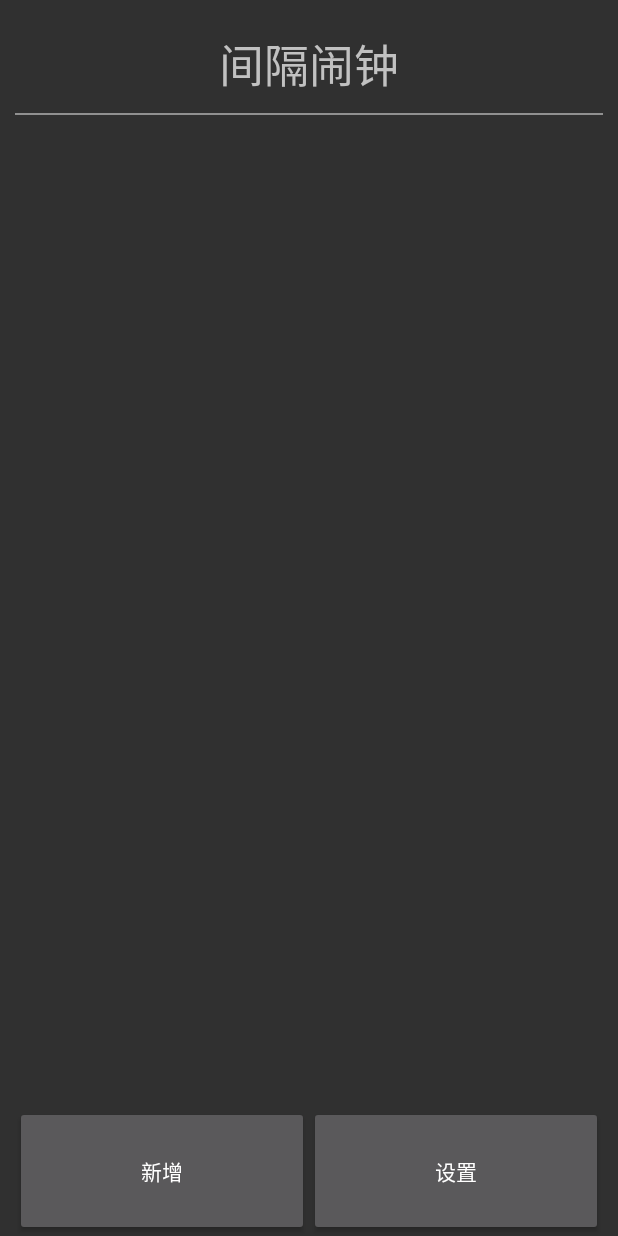
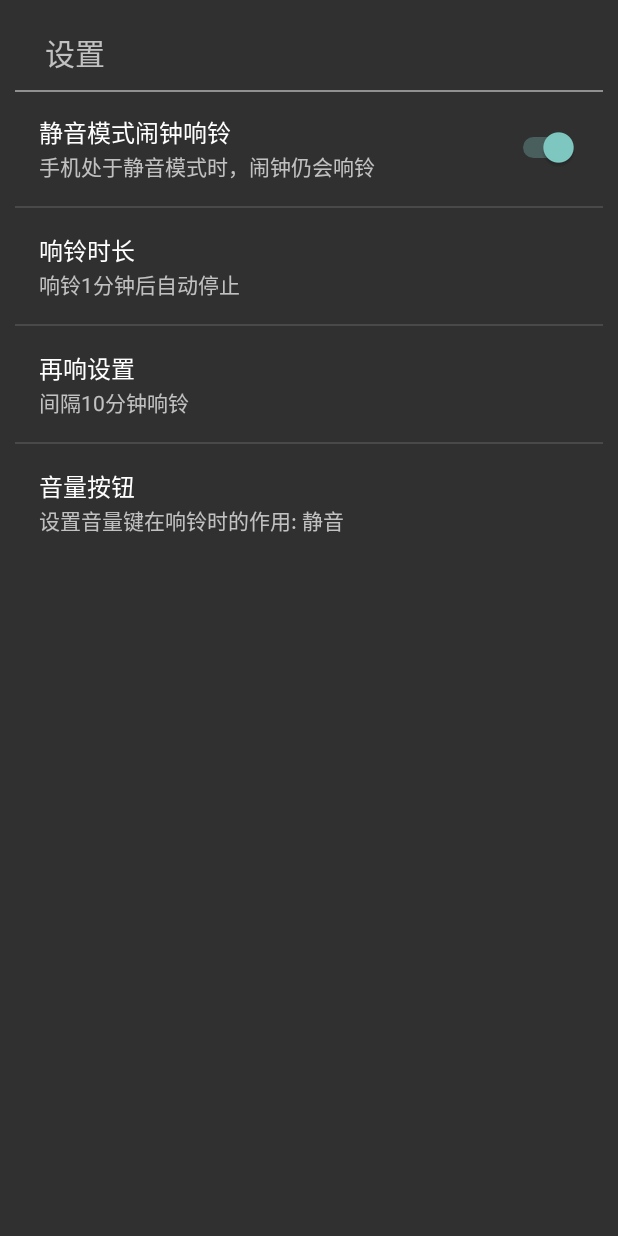
Before and after one commit to chocalote/IntervalAlarmClock, an Android app: the screen it shows after launch (MainActivity before the commit, SettingActivity after it), after a tap on "设置", on a phone screen of 412 x 824 dp. Run offline under Robolectric (Android 15) with nearby library versions, the phone set to English and light mode, and no system bars.

Commit message:
add SettingActivity

```diff
--- a/app/src/main/AndroidManifest.xml
+++ b/app/src/main/AndroidManifest.xml
@@ -1,6 +1,9 @@
 <?xml version="1.0" encoding="utf-8"?>
 <manifest xmlns:android="http://schemas.android.com/apk/res/android"
+          xmlns:tools="http://schemas.android.com/tools"
           package="com.kunxun.intervalalarmclock">
+
+    <!--<uses-permission android:name="android.permission.WRITE_SETTINGS" />-->
 
     <application
         android:allowBackup="true"
@@ -26,6 +29,8 @@
         </activity>
         <activity android:name=".AddEditActivity">
         </activity>
+        <activity android:name=".SettingActivity">
+        </activity>
     </application>
 
 </manifest>
--- a/app/src/main/java/com/kunxun/intervalalarmclock/AddEditActivity.java
+++ b/app/src/main/java/com/kunxun/intervalalarmclock/AddEditActivity.java
@@ -212,5 +212,4 @@ public class AddEditActivity extends Activity {
                 .setNegativeButton(android.R.string.cancel, null)
                 .show();
     }
-
 }
--- a/app/src/main/java/com/kunxun/intervalalarmclock/Alarms.java
+++ b/app/src/main/java/com/kunxun/intervalalarmclock/Alarms.java
@@ -12,6 +12,7 @@ import android.content.SharedPreferences;
 import android.database.Cursor;
 import android.net.Uri;
 import android.os.Parcel;
+import android.provider.Settings;
 import android.util.Log;
 import java.util.Calendar;
 
@@ -364,26 +365,32 @@ public class Alarms {
         assert am != null;
         am.set(AlarmManager.RTC_WAKEUP, atTimeInMillis, sender);
 
-        setStatusBarIcon(context);
+        setStatusBarIcon(context,true);
 
 //        Calendar c = Calendar.getInstance();
 //        c.setTimeInMillis(atTimeInMillis);
 //        String format = android.text.format.DateFormat.is24HourFormat(context) ? "E k:mm" : "E h:mm aa";
 //        String timeString = (String) android.text.format.DateFormat.format(format, c);
-
+//
 //        saveNextAlarm(context, timeString);
     }
 
     private static void disableAlert(Context context) {
+        AlarmManager am = (AlarmManager)context.getSystemService(Context.ALARM_SERVICE);
+        PendingIntent sender = PendingIntent.getBroadcast(context, 0,
+                new Intent(ALARM_ALERT_ACTION),PendingIntent.FLAG_CANCEL_CURRENT);
 
+        am.cancel(sender);
+        setStatusBarIcon(context,false);
+//        saveNextAlarm(context, "");
     }
 
     /**
      * Tells the StatusBar whether the alarm is enabled or disabled
      */
-    private static void setStatusBarIcon(Context context) {
+    private static void setStatusBarIcon(Context context, boolean enabled) {
         Intent alarmChanged = new Intent("android.intent.action.ALARM_CHANGED");
-        alarmChanged.putExtra("alarmSet", true);
+        alarmChanged.putExtra("alarmSet", enabled);
         context.sendBroadcast(alarmChanged);
     }
 
--- a/app/src/main/java/com/kunxun/intervalalarmclock/MainActivity.java
+++ b/app/src/main/java/com/kunxun/intervalalarmclock/MainActivity.java
@@ -4,7 +4,10 @@ import android.app.Activity;
 import android.content.Context;
 import android.content.Intent;
 import android.database.Cursor;
+import android.net.Uri;
+import android.os.Build;
 import android.os.Bundle;
+import android.provider.Settings;
 import android.view.LayoutInflater;
 import android.view.View;
 import android.view.ViewGroup;
@@ -27,6 +30,8 @@ public class MainActivity extends Activity {
     protected void onCreate(Bundle savedInstanceState) {
         super.onCreate(savedInstanceState);
         setContentView(R.layout.activity_main);
+
+
 
         mFactory = LayoutInflater.from(this);
         mCursor = Alarms.getAlarmCursor(getContentResolver());
@@ -62,7 +67,7 @@ public class MainActivity extends Activity {
         btnSetting.setOnClickListener(new View.OnClickListener() {
             @Override
             public void onClick(View view) {
-//                startActivity(new Intent(MainActivity.this, SettingActivity.class));
+                startActivity(new Intent(MainActivity.this, SettingActivity.class));
             }
         });
     }
--- /dev/null
+++ b/app/src/main/java/com/kunxun/intervalalarmclock/SettingActivity.java
@@ -0,0 +1,109 @@
+package com.kunxun.intervalalarmclock;
+
+import android.app.Activity;
+import android.content.Intent;
+import android.media.AudioManager;
+import android.net.Uri;
+import android.os.Build;
+import android.os.Bundle;
+import android.preference.ListPreference;
+import android.preference.Preference;
+import android.preference.PreferenceFragment;
+import android.preference.PreferenceScreen;
+import android.preference.SwitchPreference;
+import android.provider.Settings;
+import android.support.annotation.Nullable;
+import android.view.View;
+
+public class SettingActivity extends Activity {
+
+    private static final int ALARM_STREAM_TYPE_BIT =
+            1 << AudioManager.STREAM_ALARM;
+    private static final String KEY_ALARM_IN_SILENT_MODE =
+            "alarm_in_silent_mode";
+
+    @Override
+    protected void onCreate(Bundle savedInstanceState) {
+        super.onCreate(savedInstanceState);
+        setContentView(R.layout.activity_setting);
+
+        getFragmentManager().beginTransaction()
+                .replace(R.id.prefs_setting, new PrefsSettingFragment()).commit();
+    }
+
+    public static class PrefsSettingFragment extends PreferenceFragment {
+
+        public ListPreference alertDurationPref, snoozeDurationPref, volumeButtonPref;
+
+        @Override
+        public void onCreate(@Nullable Bundle savedInstanceState) {
+            super.onCreate(savedInstanceState);
+
+            addPreferencesFromResource(R.xml.prefs_setting);
+
+            alertDurationPref = (ListPreference) findPreference("alert_duration");
+            snoozeDurationPref = (ListPreference) findPreference("snooze_duration");
+            volumeButtonPref = (ListPreference) findPreference("volume_button");
+
+            alertDurationPref.setSummary("响铃" + alertDurationPref.getValue() + "分钟后自动停止");
+            snoozeDurationPref.setSummary("间隔" + snoozeDurationPref.getValue() + "分钟响铃");
+            volumeButtonPref.setSummary(getResources().getString(R.string.volume_button_summary) + ": " + volumeButtonPref.getValue());
+        }
+
+        @Override
+        public void onViewCreated(View view, @Nullable Bundle savedInstanceState) {
+            super.onViewCreated(view, savedInstanceState);
+
+            alertDurationPref.setOnPreferenceChangeListener(new Preference.OnPreferenceChangeListener() {
+                @Override
+                public boolean onPreferenceChange(Preference preference, Object newValue) {
+                    alertDurationPref.setSummary("响铃" + newValue.toString() + "分钟后自动停止");
+                    return false;
+                }
+            });
+            snoozeDurationPref.setOnPreferenceChangeListener(new Preference.OnPreferenceChangeListener() {
+                @Override
+                public boolean onPreferenceChange(Preference preference, Object newValue) {
+                    snoozeDurationPref.setSummary("间隔" + newValue.toString() + "分钟响铃");
+                    return false;
+                }
+            });
+
+            volumeButtonPref.setOnPreferenceChangeListener(new Preference.OnPreferenceChangeListener() {
+                @Override
+                public boolean onPreferenceChange(Preference preference, Object newValue) {
+                    volumeButtonPref.setSummary(getResources().getString(R.string.volume_button_summary) + ": " + newValue.toString());
+                    return false;
+                }
+            });
+        }
+
+        @Override
+        public boolean onPreferenceTreeClick(PreferenceScreen preferenceScreen, Preference preference) {
+            if (KEY_ALARM_IN_SILENT_MODE.equals(preference.getKey())) {
+                SwitchPreference silentModePref = (SwitchPreference) preference;
+                int ringerModeStreamTypes = Settings.System.getInt(getActivity().getContentResolver(),
+                        Settings.System.MODE_RINGER_STREAMS_AFFECTED, 0);
+                if (silentModePref.isChecked()) {
+                    ringerModeStreamTypes &= ~ALARM_STREAM_TYPE_BIT;
+                } else {
+                    ringerModeStreamTypes |= ALARM_STREAM_TYPE_BIT;
+                }
+
+//                if (Build.VERSION.SDK_INT >= Build.VERSION_CODES.M) {
+//                    if (!Settings.System.canWrite(getContext())) {
+//                        Intent intent = new Intent(Settings.ACTION_MANAGE_WRITE_SETTINGS);
+//                        intent.setData(Uri.parse("package:" + getContext().getPackageName()));
+//                        getContext().startActivity(intent);
+//                    } else {
+//
+//                        Settings.System.putInt(getActivity().getContentResolver(),
+//                                Settings.System.MODE_RINGER_STREAMS_AFFECTED, ringerModeStreamTypes);
+//                    }
+//                }
+            }
+
+            return super.onPreferenceTreeClick(preferenceScreen, preference);
+        }
+    }
+}
--- /dev/null
+++ b/app/src/main/res/layout/activity_setting.xml
@@ -0,0 +1,38 @@
+<?xml version="1.0" encoding="utf-8"?>
+<RelativeLayout
+    xmlns:android="http://schemas.android.com/apk/res/android"
+    xmlns:tools="http://schemas.android.com/tools"
+    android:layout_width="match_parent"
+    android:layout_height="match_parent"
+    android:orientation="vertical"
+    android:paddingLeft="10dp"
+    android:paddingRight="10dp"
+    tools:context=".SettingActivity">
+
+    <TextView
+        android:id="@+id/textViewTitle"
+        android:layout_width="match_parent"
+        android:layout_height="wrap_content"
+        android:layout_alignParentTop="true"
+        android:paddingBottom="10dp"
+        android:paddingLeft="20dp"
+        android:paddingTop="20dp"
+        android:text="@string/setting_layout_name"
+        android:textSize="20dp"/>
+
+    <View
+        android:layout_width="fill_parent"
+        android:layout_height="1dp"
+        android:layout_below="@id/textViewTitle"
+        android:background="@color/colorView"
+        android:paddingBottom="10dp"/>
+
+    <LinearLayout
+        android:id="@+id/prefs_setting"
+        android:layout_width="match_parent"
+        android:layout_height="wrap_content"
+        android:layout_below="@id/textViewTitle"
+        android:orientation="vertical">
+    </LinearLayout>
+
+</RelativeLayout>
--- a/app/src/main/res/values/strings.xml
+++ b/app/src/main/res/values/strings.xml
@@ -2,6 +2,8 @@
     <string name="app_name">间隔闹钟</string>
     <string name="add_layout_name">新增闹钟</string>
     <string name="edit_layout_name">编辑闹钟</string>
+    <string name="setting_layout_name">设置</string>
+
     <string name="never">从不</string>
     <string name="everyday">每天</string>
     <string name="default_label">闹钟</string>
@@ -19,20 +21,65 @@
     <string name="delete_alarm_confirm">将会删除该闹钟！</string>
 
     <string-array name="alarm_set">
-        <item msgid="5163476010406761625">"将在不到 1 分钟后响铃"</item>
-        <item msgid="7110525731259629055">"将在<xliff:g id="DAYS">%1$s</xliff:g>后响铃"</item>
-        <item msgid="7003982794086186185">"将在<xliff:g id="HOURS">%2$s</xliff:g>后响铃"</item>
-        <item msgid="7311021123230077742">"将在<xliff:g id="DAYS">%1$s</xliff:g> <xliff:g id="HOURS">%2$s</xliff:g>后响铃"</item>
-        <item msgid="8431715191823114872">"将在<xliff:g id="MINUTES">%3$s</xliff:g>后响铃"</item>
-        <item msgid="3244151088673185428">"将在<xliff:g id="DAYS">%1$s</xliff:g> <xliff:g id="MINUTES">%3$s</xliff:g>后响铃"</item>
-        <item msgid="3663661342600168814">"将在<xliff:g id="HOURS">%2$s</xliff:g> <xliff:g id="MINUTES">%3$s</xliff:g>后响铃"</item>
-        <item msgid="7779544127785487304">"将在<xliff:g id="DAYS">%1$s</xliff:g> <xliff:g id="HOURS">%2$s</xliff:g> <xliff:g id="MINUTES">%3$s</xliff:g>后响铃"</item>
+        <item>"将在不到 1 分钟后响铃"</item>
+        <item>"将在<xliff:g id="DAYS">%1$s</xliff:g>后响铃"</item>
+        <item>"将在<xliff:g id="HOURS">%2$s</xliff:g>后响铃"</item>
+        <item>"将在<xliff:g id="DAYS">%1$s</xliff:g> <xliff:g id="HOURS">%2$s</xliff:g>后响铃"</item>
+        <item>"将在<xliff:g id="MINUTES">%3$s</xliff:g>后响铃"</item>
+        <item>"将在<xliff:g id="DAYS">%1$s</xliff:g> <xliff:g id="MINUTES">%3$s</xliff:g>后响铃"</item>
+        <item>"将在<xliff:g id="HOURS">%2$s</xliff:g> <xliff:g id="MINUTES">%3$s</xliff:g>后响铃"</item>
+        <item>"将在<xliff:g id="DAYS">%1$s</xliff:g> <xliff:g id="HOURS">%2$s</xliff:g> <xliff:g id="MINUTES">%3$s</xliff:g>后响铃"</item>
     </string-array>
     <string name="day">"1 天"</string>
     <string name="days">"<xliff:g id="DAYS">%s</xliff:g> 天"</string>
     <string name="hour">"1 小时"</string>
-    <string name="hours" msgid="2071487018566991613">"<xliff:g id="HOURS">%s</xliff:g> 小时"</string>
+    <string name="hours">"<xliff:g id="HOURS">%s</xliff:g> 小时"</string>
     <string name="minute">"1 分钟"</string>
     <string name="minutes">"<xliff:g id="MINUTES">%s</xliff:g> 分钟"</string>
 
+    <string name="silent_alert_title">静音模式闹钟响铃</string>
+    <string name="silent_alert_summary">手机处于静音模式时，闹钟仍会响铃</string>
+    <string name="alert_duration">响铃时长</string>
+    <string-array name="alert_duration_entries">
+        <item>1 分钟</item>
+        <item>5 分钟</item>
+        <item>10 分钟</item>
+        <item>15 分钟</item>
+        <item>20 分钟</item>
+        <item>30 分钟</item>
+    </string-array>
+    <string-array name="alert_duration_values">
+        <item>1</item>
+        <item>5</item>
+        <item>10</item>
+        <item>15</item>
+        <item>20</item>
+        <item>30</item>
+    </string-array>
+    <string name="snooze_duration">再响设置</string>
+    <string-array name="snooze_duration_entries">
+        <item>5 分钟</item>
+        <item>10 分钟</item>
+        <item>15 分钟</item>
+        <item>20 分钟</item>
+        <item>25 分钟</item>
+        <item>30 分钟</item>
+    </string-array>
+    <string-array name="snooze_duration_values">
+        <item>5</item>
+        <item>10</item>
+        <item>15</item>
+        <item>20</item>
+        <item>25</item>
+        <item>30</item>
+    </string-array>
+
+    <string name="volume_button">音量按钮</string>
+    <string name="volume_button_summary">设置音量键在响铃时的作用</string>
+    <string-array name="volume_button_entries">
+        <item>无</item>
+        <item>静音</item>
+        <item>暂停</item>
+        <item>关闭</item>
+    </string-array>
 </resources>
--- /dev/null
+++ b/app/src/main/res/xml/prefs_setting.xml
@@ -0,0 +1,32 @@
+<?xml version="1.0" encoding="utf-8"?>
+<PreferenceScreen xmlns:android="http://schemas.android.com/apk/res/android"
+                  android:title="@string/setting_layout_name">
+    <SwitchPreference
+        android:key="alarm_in_silent_mode"
+        android:summary="@string/silent_alert_summary"
+        android:title="@string/silent_alert_title"
+        android:defaultValue="true"/>
+
+    <ListPreference
+        android:entries="@array/alert_duration_entries"
+        android:entryValues="@array/alert_duration_values"
+        android:key="alert_duration"
+        android:title="@string/alert_duration"
+        android:defaultValue="1"/>
+
+    <ListPreference
+        android:entries="@array/snooze_duration_entries"
+        android:entryValues="@array/snooze_duration_values"
+        android:key="snooze_duration"
+        android:title="@string/snooze_duration"
+        android:defaultValue="10"/>
+
+    <ListPreference
+        android:entries="@array/volume_button_entries"
+        android:entryValues="@array/volume_button_entries"
+        android:key="volume_button"
+        android:summary="@string/volume_button_summary"
+        android:title="@string/volume_button"
+        android:defaultValue="静音"/>
+
+</PreferenceScreen>
```
